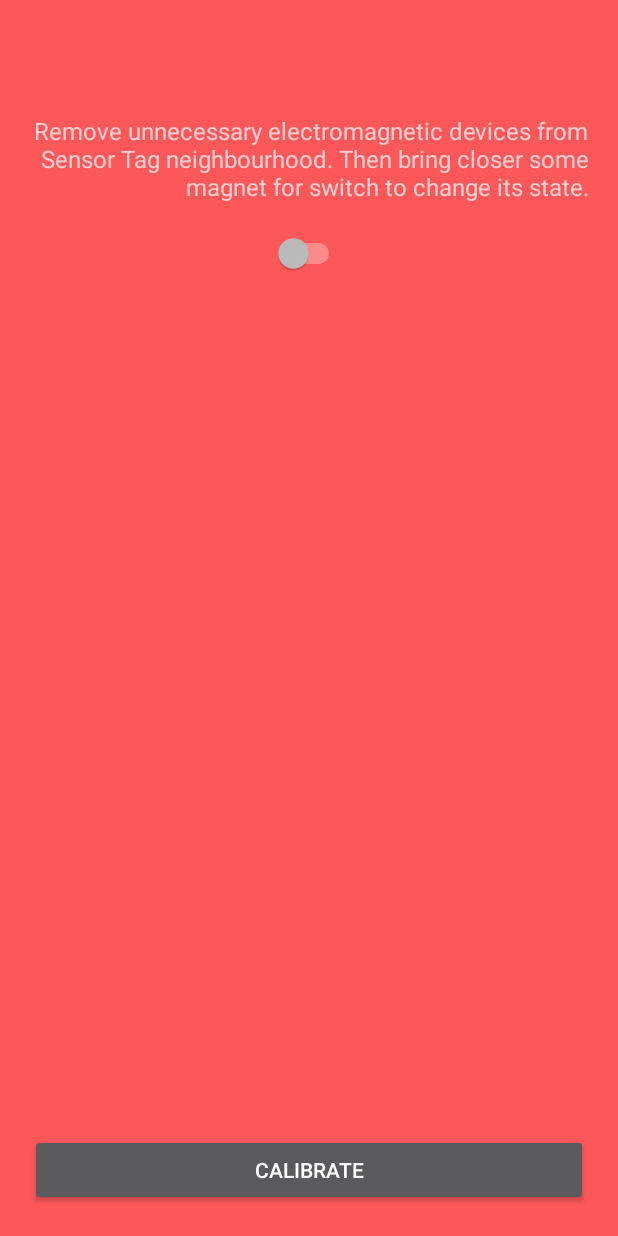
After one commit to jskierbi/BLE_Android_Codepot, an Android app: the layout activity_magnetometer.xml on its own in the app's theme, with its tools: preview values and no code run, on a phone screen of 412 x 824 dp. The commit adds this screen. Run offline under Robolectric (Android 15) with nearby library versions, the phone set to English and light mode, and no system bars.

Commit message:
Magnetometer example

```diff
--- a/app/src/main/AndroidManifest.xml
+++ b/app/src/main/AndroidManifest.xml
@@ -46,6 +46,8 @@
             android:label="@string/title_activity_tempture"/>
         <activity android:name=".RunningButtonGameActivity"
             android:label="@string/title_activity_button"/>
+        <activity android:name=".MagnetometerActivity"
+            android:label="@string/title_activity_magnetometer"/>
     </application>
 
 </manifest>
--- /dev/null
+++ b/app/src/main/res/layout/activity_magnetometer.xml
@@ -0,0 +1,62 @@
+<LinearLayout xmlns:android="http://schemas.android.com/apk/res/android"
+    xmlns:app="http://schemas.android.com/apk/res-auto"
+    xmlns:tools="http://schemas.android.com/tools"
+    android:layout_width="match_parent"
+    android:layout_height="match_parent"
+    android:background="@color/colorPrimary"
+    android:keepScreenOn="true"
+    android:orientation="vertical"
+    tools:context="com.zinno.sensortagcodepot.MagnetometerActivity">
+
+    <android.support.v7.widget.Toolbar
+        android:id="@+id/action_bar"
+        style="@style/ViewerToolbarStyle"
+        android:layout_width="match_parent"
+        android:layout_height="?attr/actionBarSize"
+        app:navigationContentDescription="@string/abc_action_bar_up_description" />
+
+    <LinearLayout
+        android:layout_width="match_parent"
+        android:layout_height="0dp"
+        android:layout_weight="1"
+        android:orientation="vertical"
+        android:padding="20dp">
+
+        <LinearLayout
+            android:layout_width="match_parent"
+            android:layout_height="wrap_content"
+            android:orientation="horizontal">
+
+            <TextView
+                android:layout_width="0dp"
+                android:layout_height="match_parent"
+                android:layout_weight="1"
+                android:gravity="right|center_vertical"
+                android:text="Remove unnecessary electromagnetic devices from Sensor Tag neighbourhood. Then bring closer some magnet for switch to change its state."
+                android:textSize="16dp" />
+
+        </LinearLayout>
+
+
+        <Switch
+            android:id="@+id/sw_high_low"
+            android:layout_width="wrap_content"
+            android:layout_height="wrap_content"
+            android:layout_gravity="center_horizontal"
+            android:layout_marginBottom="20dp"
+            android:layout_marginTop="20dp"
+            android:textOff="Low State"
+            android:textOn="High State" />
+
+        <Space
+            android:layout_width="match_parent"
+            android:layout_height="0dp"
+            android:layout_weight="1" />
+
+        <Button
+            android:id="@+id/b_calibrate"
+            android:layout_width="match_parent"
+            android:layout_height="wrap_content"
+            android:text="Calibrate" />
+    </LinearLayout>
+</LinearLayout>
--- a/app/src/main/res/values/strings.xml
+++ b/app/src/main/res/values/strings.xml
@@ -28,4 +28,6 @@
     <string name="title_activity_tempture">TemptureActivity</string>
     <string name="button_game_sample_name">Button game</string>
     <string name="title_activity_button">KeysExample</string>
+    <string name="magnetometer_sample_name">Magnetometer</string>
+    <string name="title_activity_magnetometer">Magnetometer Activity</string>
 </resources>
--- a/sensortaglibrary/src/main/java/com/zinno/sensortaglibrary/sensor/TiSensors.java
+++ b/sensortaglibrary/src/main/java/com/zinno/sensortaglibrary/sensor/TiSensors.java
@@ -15,12 +15,14 @@ public class TiSensors {
         final TiHumiditySensor humiditySensor = new TiHumiditySensor();
         final TiTemperatureSensor temperatureSensor = new TiTemperatureSensor();
         final TiKeysSensor keysSensor = new TiKeysSensor();
+        final TiMagnetometerSensor magnetometerSensor = new TiMagnetometerSensor();
 
         SENSORS.put(accelerometerSensor.getServiceUUID(), accelerometerSensor);
         SENSORS.put(gyroscopeSensor.getServiceUUID(), gyroscopeSensor);
         SENSORS.put(humiditySensor.getServiceUUID(), humiditySensor);
         SENSORS.put(temperatureSensor.getServiceUUID(), temperatureSensor);
         SENSORS.put(keysSensor.getServiceUUID(), keysSensor);
+        SENSORS.put(magnetometerSensor.getServiceUUID(), magnetometerSensor);
     }
 
     public static TiSensor<?> getSensor(String uuid) {
```
Also changed, not shown: app/src/main/java/com/zinno/sensortagcodepot/DeviceScanActivity.java (+4 -5 lines), app/src/main/java/com/zinno/sensortagcodepot/MagnetometerActivity.java (added, +176 -0 lines), sensortaglibrary/src/main/java/com/zinno/sensortaglibrary/sensor/TiMagnetometerSensor.java (added, +110 -0 lines).
